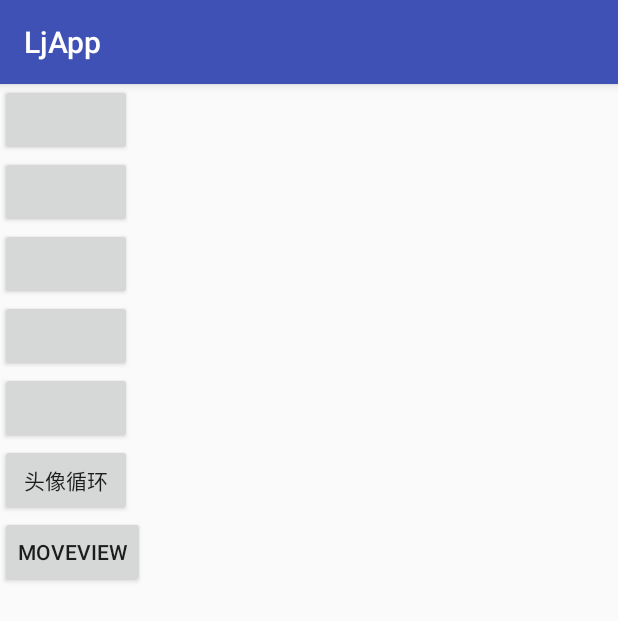
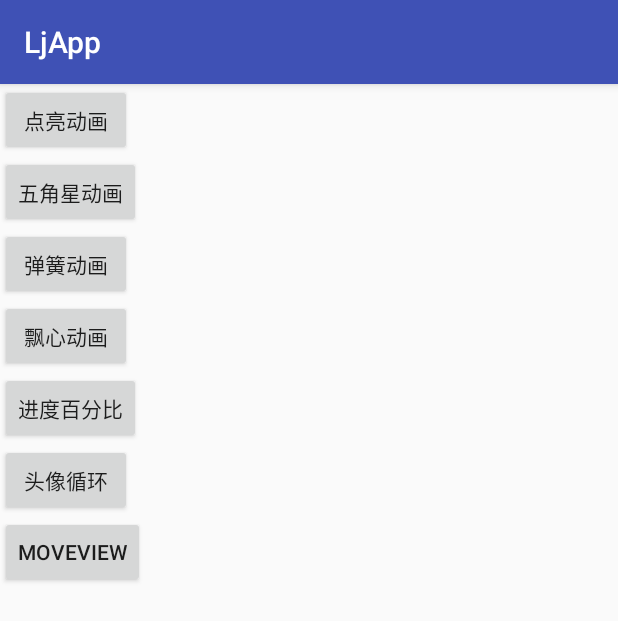
Before and after one commit to haianxian/LjApp, an Android app: the AnimationActivity screen opened directly, with no data from a screen before it, on a phone screen of 412 x 824 dp. Shown: the top 621 px of the screen. Run offline under Robolectric (Android 15) with nearby library versions, the phone set to English and light mode, and no system bars.

Commit message:
添加动画名称

```diff
--- a/app/src/main/res/layout/activity_animation.xml
+++ b/app/src/main/res/layout/activity_animation.xml
@@ -6,22 +6,27 @@
     <Button
         android:id="@+id/animation_light_btn"
         android:layout_width="wrap_content"
+        android:text="点亮动画"
         android:layout_height="wrap_content" />
     <Button
         android:id="@+id/animation_start_btn"
         android:layout_width="wrap_content"
+        android:text="五角星动画"
         android:layout_height="wrap_content" />
     <Button
         android:id="@+id/animation_jump_btn"
         android:layout_width="wrap_content"
+        android:text="弹簧动画"
         android:layout_height="wrap_content" />
     <Button
         android:id="@+id/animation_bezier_btn"
         android:layout_width="wrap_content"
+        android:text="飘心动画"
         android:layout_height="wrap_content" />
     <Button
         android:id="@+id/circle_percent_btn"
         android:layout_width="wrap_content"
+        android:text="进度百分比"
         android:layout_height="wrap_content" />
     <Button
         android:id="@+id/head_loop_btn"
```
